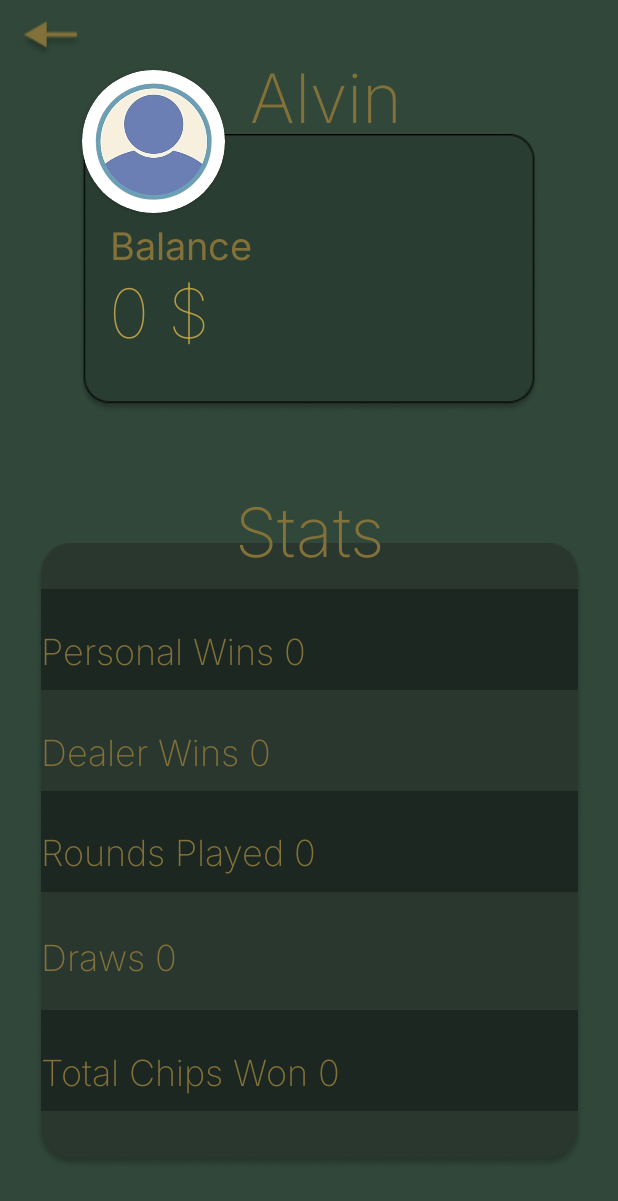
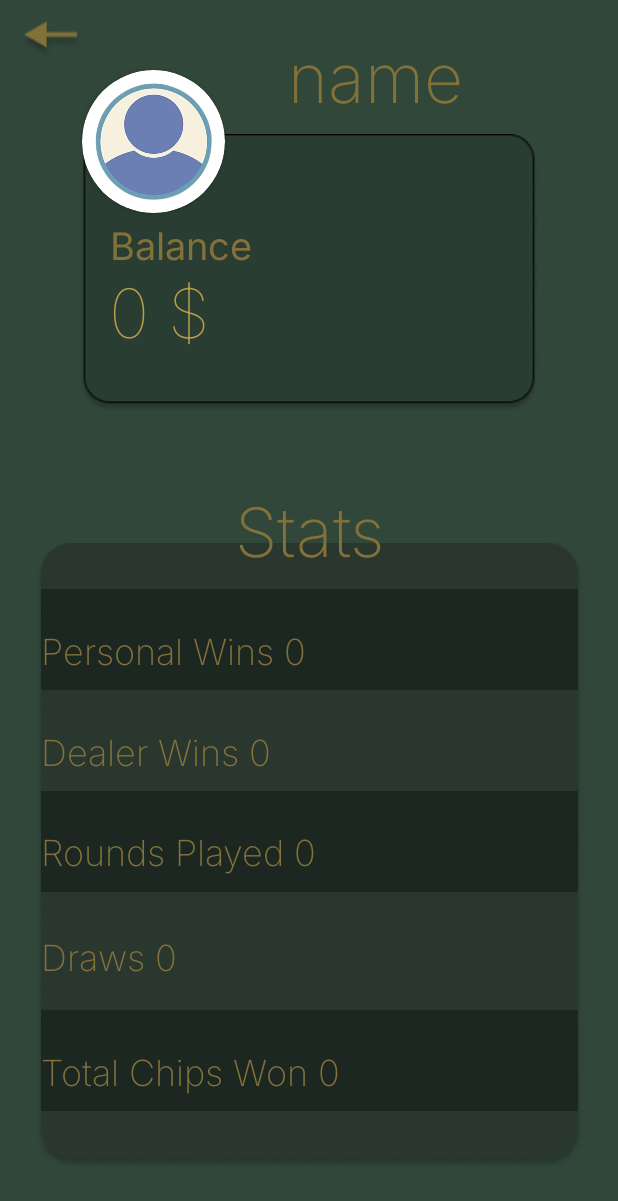
Before and after one commit to alvinjhson/CardGame, an Android app: the screen it shows after launch (StatisticActivity2), after a tap on "STATISTIC", on a phone screen of 412 x 824 dp. Shown: the top 1201 px of the screen. Run offline under Robolectric (Android 15) with nearby library versions, the phone set to English and light mode, and no system bars.

Commit message:
you can now change your name

```diff
--- a/app/src/main/java/com/example/cardgame/StatisticActivity2.kt
+++ b/app/src/main/java/com/example/cardgame/StatisticActivity2.kt
@@ -22,19 +22,17 @@ import androidx.core.content.PackageManagerCompat
 import org.w3c.dom.Text
 import android.Manifest
 import android.graphics.BitmapFactory
+import android.opengl.Visibility
+import android.widget.EditText
 import java.io.File
 import java.io.FileOutputStream
 
 
 class StatisticActivity2 : AppCompatActivity() {
 
-    var play = PlayActivity()
-
     companion object {
         val IMAGE_REQUEST_CODE = 1_000;
-        val MY_PERMISSIONS_REQUEST_READ_EXTERNAL_STORAGE = 1_001;
     }
-
     lateinit var playerWinsView : TextView
     lateinit var dealerWinsView : TextView
     lateinit var roundsPlayedWins : TextView
@@ -43,6 +41,7 @@ class StatisticActivity2 : AppCompatActivity() {
     lateinit var totalChipsWonView: TextView
     lateinit var playerNameView : TextView
     lateinit var setPlayerView : ImageView
+    lateinit var playerEditTextView: EditText
 
     override fun onCreate(savedInstanceState: Bundle?) {
         super.onCreate(savedInstanceState)
@@ -55,6 +54,7 @@ class StatisticActivity2 : AppCompatActivity() {
         playerBalanceView = findViewById(R.id.playerBalanceView)
         totalChipsWonView = findViewById(R.id.totalChipsWonView)
         playerNameView = findViewById(R.id.playerTextView)
+        playerEditTextView = findViewById(R.id.editTextText)
 
         val sharedPreferences = getSharedPreferences("MyPreferences", Context.MODE_PRIVATE)
         val imagePath = sharedPreferences.getString("ImagePath", null)
@@ -65,6 +65,9 @@ class StatisticActivity2 : AppCompatActivity() {
                 setPlayerView.setImageBitmap(bitmap)
             }
         }
+        val sharedPref = getSharedPreferences("MyApp", Context.MODE_PRIVATE)
+        playerNameView.text = sharedPref.getString("playerName", "name")
+
         val homeButton = findViewById<ImageButton>(R.id.homeButton)
         val playerWins = intent.getIntExtra("playerWins", 0)
         val dealerWins = intent.getIntExtra("dealerWins", 0)
@@ -79,8 +82,15 @@ class StatisticActivity2 : AppCompatActivity() {
             showRoundsPlayed(roundsPlayed)
             showPlayerBalance(playerBalance)
             showTotalChipsWon(totalChipsWon)
-            showPlayerName()
 
+        playerEditTextView.visibility = View.GONE
+       playerNameView.setOnClickListener {
+           playerNameView.visibility = View.GONE
+           playerEditTextView.visibility = View.VISIBLE
+           playerEditTextView.setOnClickListener {
+               setPlayerName()
+           }
+        }
         setPlayerView.setOnClickListener {
             pickImageFromGallery()
         }
@@ -89,6 +99,16 @@ class StatisticActivity2 : AppCompatActivity() {
                 startActivity(intent)
             }
     }
+
+    override fun onStop() {
+        super.onStop()
+        val sharedPref = getSharedPreferences("MyApp", Context.MODE_PRIVATE)
+        with (sharedPref.edit()) {
+            putString("playerName", playerNameView.text.toString())
+            apply()
+        }
+    }
+
     private fun pickImageFromGallery() {
         val intent = Intent(Intent.ACTION_PICK)
        intent.type = "image/*"
@@ -136,13 +156,10 @@ class StatisticActivity2 : AppCompatActivity() {
         val totalChipWon = totalChipsWon.toString()
         totalChipsWonView.text = "Total Chips Won $totalChipWon"
     }
-    fun showPlayerName() {
-       val name = play.playersList[0].name
+    fun setPlayerName (){
+        var name = playerEditTextView.text.toString()
         playerNameView.text = "$name"
-
-    }
-    fun setPlayerImg(imageView: ImageView) {
-        setPlayerView = imageView
-
+        playerNameView.visibility = View.VISIBLE
+        playerEditTextView.visibility = View.GONE
     }
 }
--- a/app/src/main/res/layout/activity_statistic2.xml
+++ b/app/src/main/res/layout/activity_statistic2.xml
@@ -5,7 +5,6 @@
     android:layout_width="match_parent"
     android:layout_height="match_parent"
     android:background="#31473A"
-    android:onClick="pickPhoto"
     tools:context=".StatisticActivity2">
 
     <TextView
@@ -16,12 +15,13 @@
         android:text="textView"
         android:textColor="#827139"
         android:textSize="45sp"
+        android:visibility="visible"
         app:layout_constraintBottom_toBottomOf="parent"
         app:layout_constraintEnd_toEndOf="parent"
-        app:layout_constraintHorizontal_bias="0.8"
+        app:layout_constraintHorizontal_bias="0.922"
         app:layout_constraintStart_toStartOf="parent"
         app:layout_constraintTop_toTopOf="parent"
-        app:layout_constraintVertical_bias="0.041" />
+        app:layout_constraintVertical_bias="0.023" />
 
     <ImageView
         android:id="@+id/imageView2"
@@ -212,6 +212,7 @@
         app:layout_constraintStart_toStartOf="parent"
         app:layout_constraintTop_toTopOf="parent"
         app:layout_constraintVertical_bias="0.421" />
+
     <androidx.cardview.widget.CardView
         android:id="@+id/cardView"
         android:layout_width="95dp"
@@ -233,4 +234,22 @@
 
     </androidx.cardview.widget.CardView>
 
+    <EditText
+        android:id="@+id/editTextText"
+        android:layout_width="204dp"
+        android:layout_height="55dp"
+        android:background="@null"
+        android:fontFamily="@font/inter_extralight"
+        android:hint="Name"
+        android:inputType="text"
+        android:textColor="#827139"
+        android:textColorHint="#40827139"
+        android:textSize="45sp"
+        app:layout_constraintBottom_toBottomOf="parent"
+        app:layout_constraintEnd_toEndOf="parent"
+        app:layout_constraintHorizontal_bias="0.922"
+        app:layout_constraintStart_toStartOf="parent"
+        app:layout_constraintTop_toTopOf="parent"
+        app:layout_constraintVertical_bias="0.035" />
+
 </androidx.constraintlayout.widget.ConstraintLayout>
```
